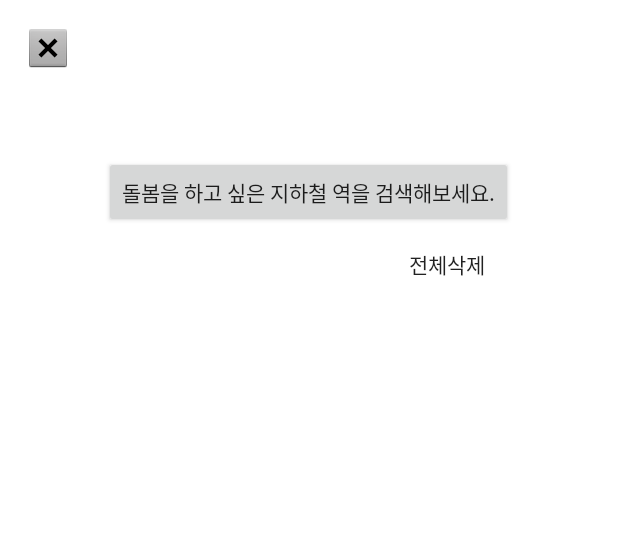
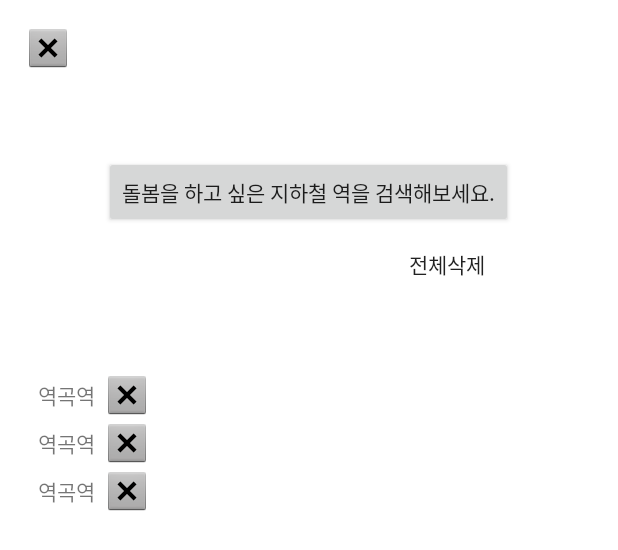
Before and after one commit to gjgustjd/SearchStationApplication, an Android app: the layout activity_main.xml on its own in the app's theme, with its tools: preview values and no code run, on a phone screen of 412 x 824 dp. Shown: the top 550 px of the screen. Run offline under Robolectric (Android 15) with nearby library versions, the phone set to English and light mode, and no system bars.

Commit message:
:lipstick:Design:Recycler에 사용될 아이템 레이아웃 xml 추가 및 적용
item_main_station.xml 추가
item_search_station.xml 추가

```diff
--- a/app/src/main/res/layout/activity_main.xml
+++ b/app/src/main/res/layout/activity_main.xml
@@ -52,5 +52,20 @@
             app:layout_constraintEnd_toEndOf="@+id/btn_main_search"
             app:layout_constraintTop_toBottomOf="@+id/btn_main_search" />
 
+        <androidx.recyclerview.widget.RecyclerView
+            android:id="@+id/recycler_main_stations"
+            android:layout_width="0dp"
+            android:layout_height="529dp"
+            android:layout_marginStart="20dp"
+            android:layout_marginTop="20dp"
+            android:layout_marginEnd="20dp"
+            android:layout_marginBottom="20dp"
+            app:layoutManager="com.google.android.flexbox.FlexboxLayoutManager"
+            app:layout_constraintBottom_toBottomOf="parent"
+            app:layout_constraintEnd_toEndOf="parent"
+            app:layout_constraintStart_toStartOf="parent"
+            app:layout_constraintTop_toBottomOf="@+id/btn_main_delete_all"
+            tools:listitem="@layout/item_main_station" />
+
     </androidx.constraintlayout.widget.ConstraintLayout>
 </layout>
--- a/app/src/main/res/layout/activity_search.xml
+++ b/app/src/main/res/layout/activity_search.xml
@@ -63,7 +63,8 @@
             app:layout_constraintBottom_toBottomOf="parent"
             app:layout_constraintEnd_toEndOf="@+id/edt_search_station"
             app:layout_constraintStart_toStartOf="@+id/edt_search_station"
-            app:layout_constraintTop_toBottomOf="@+id/edt_search_station" />
+            app:layout_constraintTop_toBottomOf="@+id/edt_search_station"
+            tools:listitem="@layout/item_search_station" />
 
     </androidx.constraintlayout.widget.ConstraintLayout>
 </layout>
--- /dev/null
+++ b/app/src/main/res/layout/item_main_station.xml
@@ -0,0 +1,29 @@
+<?xml version="1.0" encoding="utf-8"?>
+<androidx.constraintlayout.widget.ConstraintLayout xmlns:android="http://schemas.android.com/apk/res/android"
+    xmlns:app="http://schemas.android.com/apk/res-auto"
+    android:layout_width="wrap_content"
+    android:layout_height="wrap_content">
+
+    <TextView
+        android:id="@+id/txt_main_station_name"
+        android:layout_width="wrap_content"
+        android:layout_height="wrap_content"
+        android:layout_marginStart="5dp"
+        android:layout_marginTop="5dp"
+        android:layout_marginBottom="5dp"
+        android:text="역곡역"
+        app:layout_constraintBottom_toBottomOf="parent"
+        app:layout_constraintStart_toStartOf="parent"
+        app:layout_constraintTop_toTopOf="parent" />
+
+    <ImageButton
+        android:id="@+id/imgbtn_main_delete_item"
+        android:layout_width="wrap_content"
+        android:layout_height="wrap_content"
+        android:layout_marginStart="5dp"
+        android:background="@android:color/transparent"
+        app:layout_constraintBottom_toBottomOf="parent"
+        app:layout_constraintStart_toEndOf="@+id/txt_main_station_name"
+        app:layout_constraintTop_toTopOf="parent"
+        app:srcCompat="@android:drawable/btn_dialog" />
+</androidx.constraintlayout.widget.ConstraintLayout>
```
Also changed, not shown: app/src/main/res/layout/item_search_station.xml (added, +22 -0 lines).
